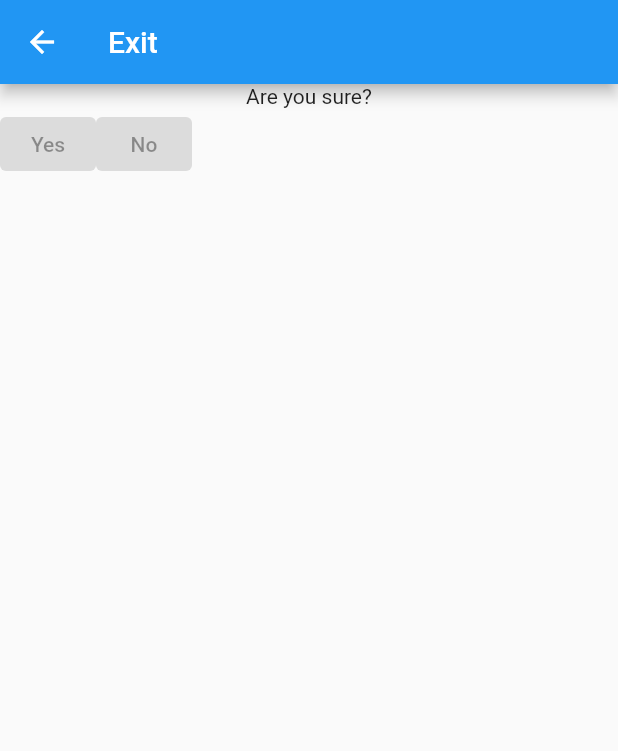
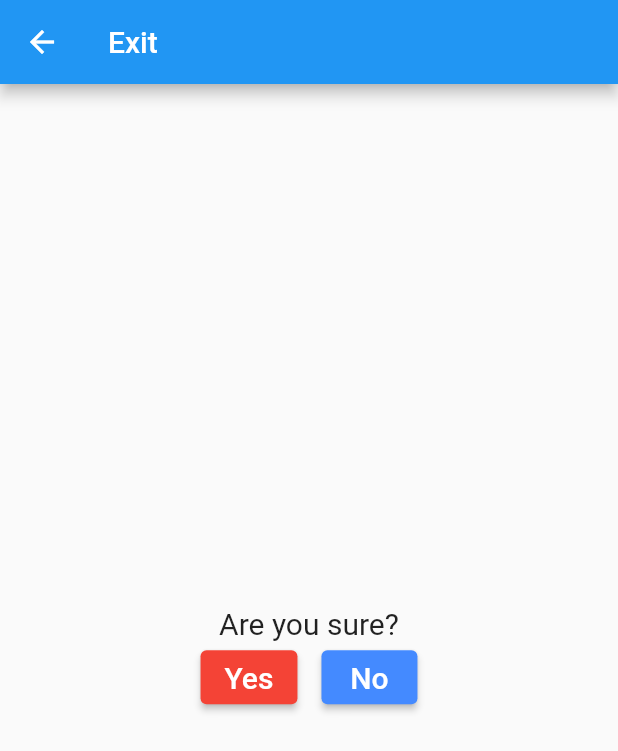
Before and after one commit to Rustam-Asdanov/snowfall_app, a Flutter app: the ExitApp screen opened by its route, on a phone screen of 412 x 824 dp. Shown: the top 751 px of the screen. Run offline on Flutter 3.47's test engine with Material 2 defaults, Android fonts, the phone set to English and light mode, and no system bars; Roboto replaces fonts that are missing (Arial).

Commit message:
exit route is ready

```diff
--- a/lib/routes/exit_app.dart
+++ b/lib/routes/exit_app.dart
@@ -1,5 +1,8 @@
 import 'package:flutter/material.dart';
-import 'package:flutter/widgets.dart';
+import 'package:flutter/services.dart';
+import 'package:snowfall_app/widgets/my_button.dart';
+
+import '../widgets/title_text.dart';
 
 class ExitApp extends StatelessWidget {
   const ExitApp({super.key});
@@ -11,20 +14,30 @@
         title: const Text("Exit"),
       ),
       body: Column(
+          mainAxisAlignment: MainAxisAlignment.center,
+          crossAxisAlignment: CrossAxisAlignment.center,
           children: <Widget>[
-            const Text("Are you sure?"),
+            TitleText("Are you sure?"),
             Row(
+              mainAxisAlignment: MainAxisAlignment.center,
+              crossAxisAlignment: CrossAxisAlignment.center,
               children: [
-                ElevatedButton(
-                  onPressed: null,
-                  child: const Text("Yes")),
-                ElevatedButton(
-                  onPressed: null,
-                  child: const Text("No"))
+                MyButton(
+                    text: "Yes",
+                    color: Colors.red,
+                    myFunc: () {
+                      SystemNavigator.pop();
+                    }),
+                const SizedBox(width: 16),
+                MyButton(
+                    text: "No",
+                    color: Colors.blueAccent,
+                    myFunc: () {
+                      Navigator.pushNamed(context, "/");
+                    })
               ],
             )
-          ]
-        ),
+          ]),
     );
   }
 }
--- /dev/null
+++ b/lib/widgets/my_button.dart
@@ -0,0 +1,23 @@
+import 'package:flutter/material.dart';
+import 'package:snowfall_app/widgets/title_text.dart';
+
+class MyButton extends StatelessWidget {
+  final String text;
+  final Color color;
+  final VoidCallback myFunc;
+
+  const MyButton(
+      {super.key,
+      required this.text,
+      required this.color,
+      required this.myFunc});
+
+  @override
+  Widget build(BuildContext context) {
+    return ElevatedButton(
+      onPressed: myFunc,
+      style: ElevatedButton.styleFrom(backgroundColor: color),
+      child: TitleText(text),
+    );
+  }
+}
--- /dev/null
+++ b/lib/widgets/title_text.dart
@@ -0,0 +1,24 @@
+import 'package:flutter/widgets.dart';
+
+// ignore: must_be_immutable
+class TitleText extends StatelessWidget{
+  String text = "";
+
+  TitleText(String text) {
+    this.text = text;
+  }
+
+  @override
+  Widget build(BuildContext context) {
+    return Text(
+      textAlign: TextAlign.center,
+      style: const TextStyle(
+        fontFamily: "Arial",
+        fontSize: 20,
+      ),
+      text
+      );
+  }
+
+
+}
```
